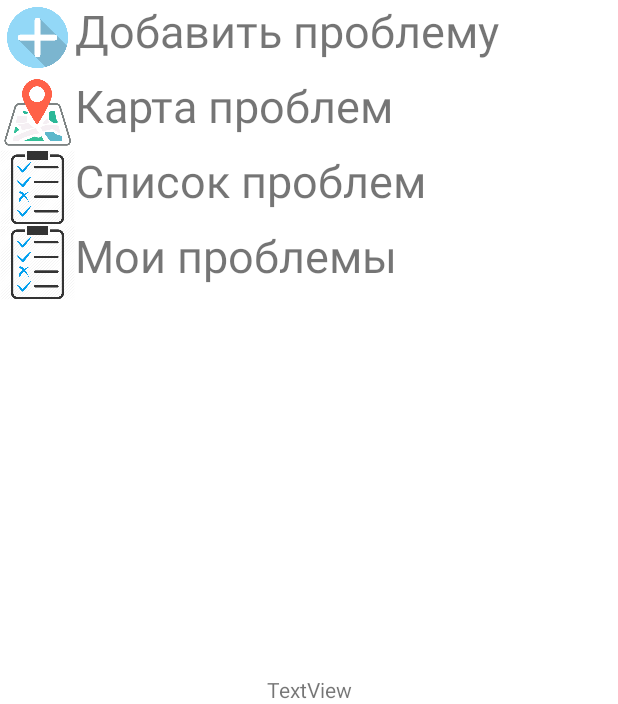
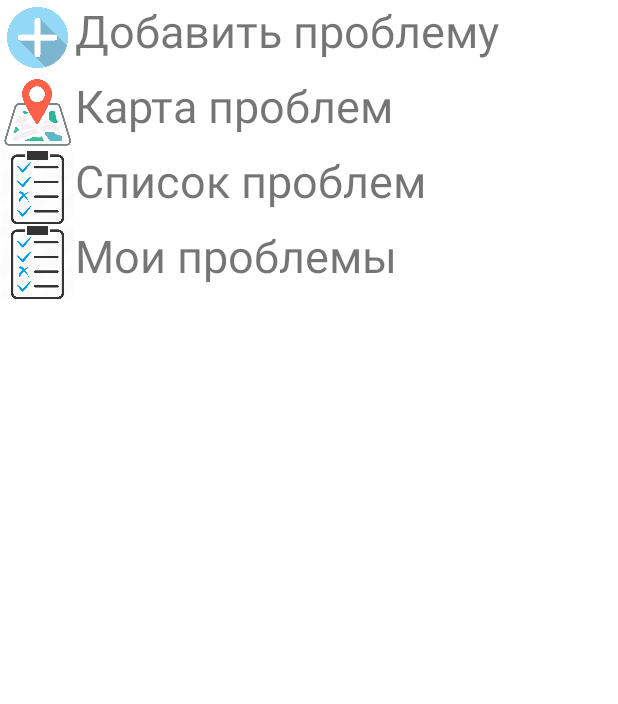
Before and after one commit to AlexanderPerehodyuk/CyberProAndroid, an Android app: the screen it shows after launch (MainScreen), on a phone screen of 412 x 824 dp, the part 532-1236 px from its top. Run offline under Robolectric (Android 15) with nearby library versions, the phone set to English and light mode, and no system bars; libraries missing offline, so code that uses them is left out: com.gun0912.tedpermission, com.yandex.mapkit; 4 statements that could not run were skipped.

Commit message:
map-betaV3.0-25.09

```diff
--- a/app/src/main/java/com/example/screens/MainScreen.java
+++ b/app/src/main/java/com/example/screens/MainScreen.java
@@ -47,9 +47,9 @@ public class MainScreen extends AppCompatActivity implements LocationListener {
     private LinearLayout my_problem;
     public static double latitude;
     public static double longitude;
-    TextView textView_location;
+//    TextView textView_location;
     LocationManager locationManager;
-    boolean checkCoords = false;
+//    boolean checkCoords = false;
 
     final String MAPKIT_API_KEY = "61db36cd-2c66-4ba0-a8dc-686b6a0515b8";
     @SuppressLint("MissingPermission")
@@ -57,7 +57,7 @@ public class MainScreen extends AppCompatActivity implements LocationListener {
 
         try {
             locationManager = (LocationManager) getApplicationContext().getSystemService(LOCATION_SERVICE);
-            locationManager.requestLocationUpdates(LocationManager.NETWORK_PROVIDER,0,0,MainScreen.this);
+            locationManager.requestLocationUpdates(LocationManager.NETWORK_PROVIDER,1000,10,MainScreen.this);
 
 
         }catch (Exception e){
@@ -76,13 +76,7 @@ public class MainScreen extends AppCompatActivity implements LocationListener {
             latitude = location.getLatitude();
             longitude = location.getLongitude();
 
-            if(!checkCoords) {
-                mapview.getMap().move( // при запуске приложения переносимя на координаты которые прописаны в Point, в дальнейшем вместо них будут переменные для местоположения
-                        new CameraPosition(new com.yandex.mapkit.geometry.Point(latitude, longitude), 15.0f, 0.0f, 0.0f),
-                        new Animation(Animation.Type.SMOOTH, 1),
-                        null);
-                checkCoords = true;
-            }
+
         }catch (Exception e){
             e.printStackTrace();
 
@@ -144,7 +138,7 @@ public class MainScreen extends AppCompatActivity implements LocationListener {
         };
 
         thread.start();
-        textView_location = findViewById(R.id.text_location);
+//        textView_location = findViewById(R.id.text_location);
 
         //Runtime permissions
         if (ContextCompat.checkSelfPermission(MainScreen.this, Manifest.permission.ACCESS_FINE_LOCATION)
--- /dev/null
+++ b/app/src/main/res/drawable/ic_baseline_place_24.xml
@@ -0,0 +1,5 @@
+<vector android:height="100dp" android:tint="#79E5DC"
+    android:viewportHeight="24" android:viewportWidth="24"
+    android:width="100dp" xmlns:android="http://schemas.android.com/apk/res/android">
+    <path android:fillColor="@android:color/white" android:pathData="M12,2C8.13,2 5,5.13 5,9c0,5.25 7,13 7,13s7,-7.75 7,-13c0,-3.87 -3.13,-7 -7,-7zM12,11.5c-1.38,0 -2.5,-1.12 -2.5,-2.5s1.12,-2.5 2.5,-2.5 2.5,1.12 2.5,2.5 -1.12,2.5 -2.5,2.5z"/>
+</vector>
--- a/app/src/main/res/layout/main_screen.xml
+++ b/app/src/main/res/layout/main_screen.xml
@@ -107,13 +107,4 @@
             android:textSize="30sp"></TextView>
     </LinearLayout>
 
-    <TextView
-        android:id="@+id/text_location"
-        android:layout_width="wrap_content"
-        android:layout_height="wrap_content"
-        android:text="TextView"
-        app:layout_constraintBottom_toBottomOf="parent"
-        app:layout_constraintEnd_toEndOf="parent"
-        app:layout_constraintStart_toStartOf="parent" />
-
 </androidx.constraintlayout.widget.ConstraintLayout>
--- a/app/src/main/res/values/colors.xml
+++ b/app/src/main/res/values/colors.xml
@@ -1,5 +1,6 @@
 <?xml version="1.0" encoding="utf-8"?>
 <resources>
+    <color name="gray">#708090</color>
     <color name="purple_200">#FFBB86FC</color>
     <color name="purple_500">#FF6200EE</color>
     <color name="purple_700">#FF3700B3</color>
```
Also changed, not shown: app/src/main/java/com/example/screens/MapScreen.java (+54 -7 lines), app/src/main/res/layout/activity_main.xml (+24 -8 lines), app/src/main/res/drawable/problem.png (added).
